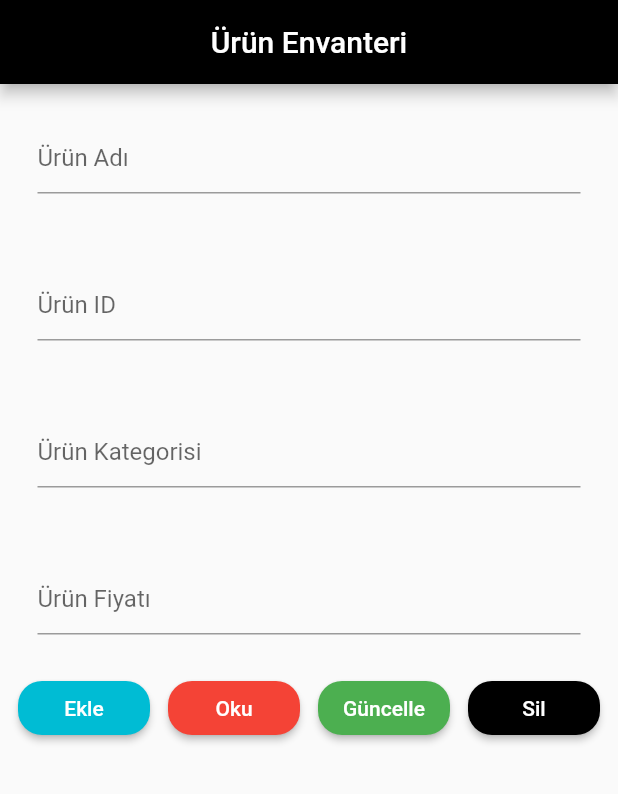
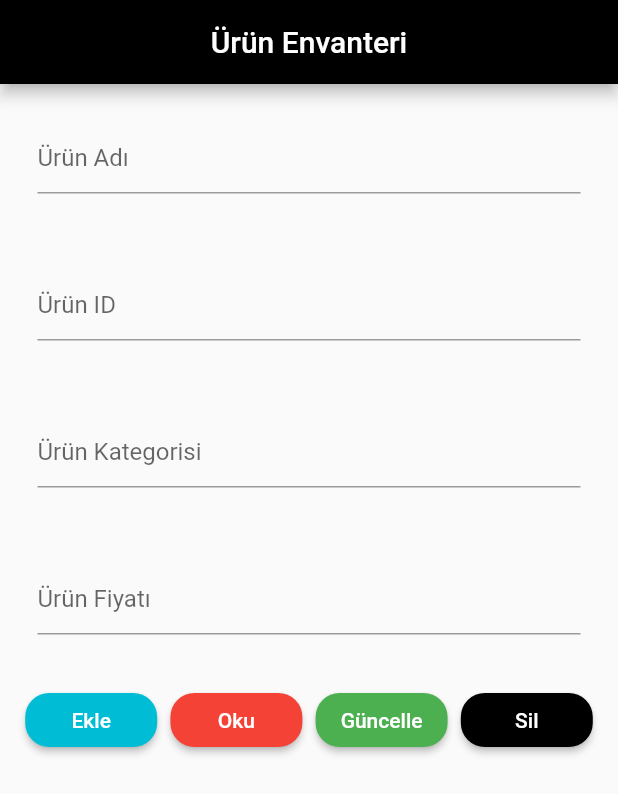
Before and after one commit to sonerxdev/FirebaseCRUD, a Flutter app: the screen it shows after launch, after a tap on "Güncelle", on a phone screen of 412 x 824 dp. Shown: the top 794 px of the screen. Run offline on Flutter 3.47's test engine with Material 2 defaults, Android fonts, the phone set to English and light mode, and no system bars; our stand-ins replace cloud_firestore, firebase_core; accounts and stored records are empty.

Commit message:
all CRUD operations completed. Now i will focus on the some list features.

```diff
--- a/lib/ui.dart
+++ b/lib/ui.dart
@@ -56,16 +56,43 @@ class _HomePageState extends State<HomePage> {
         FirebaseFirestore.instance.collection("Urunler").doc(ad);
 
     veriYolu.get().then((alinanVeri) {
-      print(alinanVeri.data);
+      print(alinanVeri.data()["urunAdi"]);
+      print(alinanVeri.data()["urunId"]);
+      print(alinanVeri.data()["urunKategori"]);
+      print(alinanVeri.data()["urunFiyat"]);
     });
   }
 
   veriGuncelle() {
-    print("Güncellendi.");
+    // veriYolu
+
+    DocumentReference veriYolu =
+        FirebaseFirestore.instance.collection("Urunler").doc(ad);
+
+    // Map ile çoklu veri göndericez.
+
+    Map<String, dynamic> urunGuncelVeri = {
+      "urunAdi": ad,
+      "urunId": id,
+      "urunKategori": kategori,
+      "urunFiyat": fiyat,
+    };
+
+    veriYolu.update(urunGuncelVeri).whenComplete(() {
+      print(ad + " Güncellendi.");
+    });
   }
 
   veriSil() {
-    print("Silindi.");
+    // Veri Yolu
+
+    DocumentReference veriYolu =
+        FirebaseFirestore.instance.collection("Urunler").doc(ad);
+    //sildirme işlemi
+
+    veriYolu.delete().whenComplete(() {
+      print(ad + " Silindi.");
+    });
   }
 
   @override
@@ -117,7 +144,9 @@ class _HomePageState extends State<HomePage> {
               },
             ),
           ),
-          Row(
+          Padding(
+            padding: const EdgeInsets.all(8.0),
+            child: Row(
               mainAxisAlignment: MainAxisAlignment.spaceEvenly,
               children: [
                 RaisedButton(
@@ -161,6 +190,7 @@ class _HomePageState extends State<HomePage> {
                   },
                 ),
               ],
+            ),
           )
         ],
       ),
```
Lines whose indentation alone changed are shown as unchanged.
